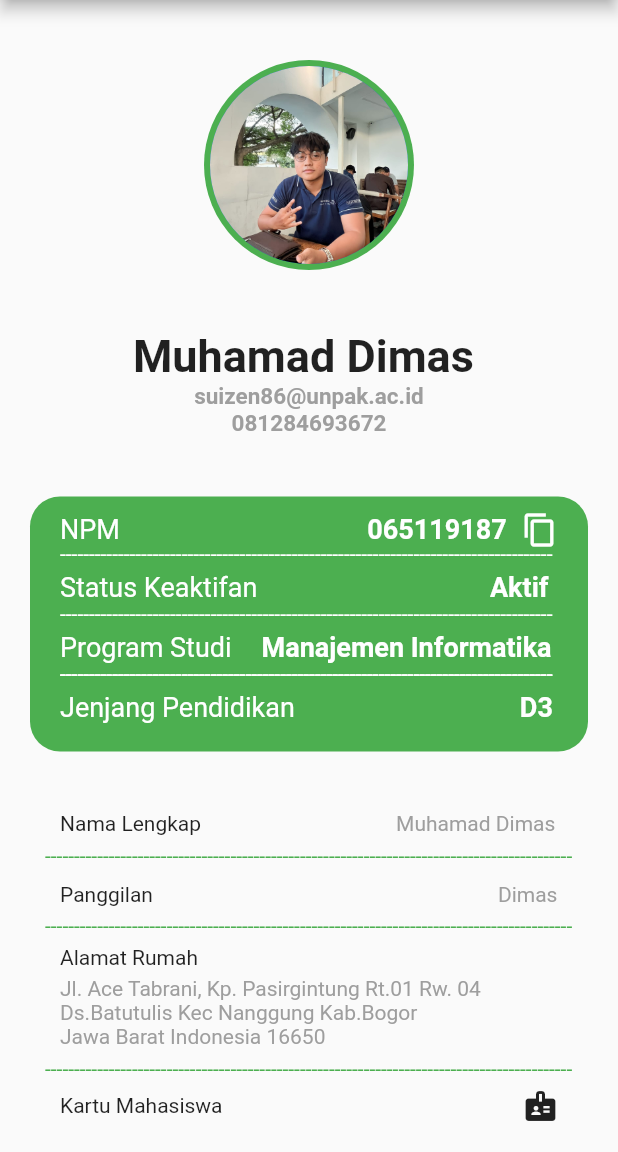
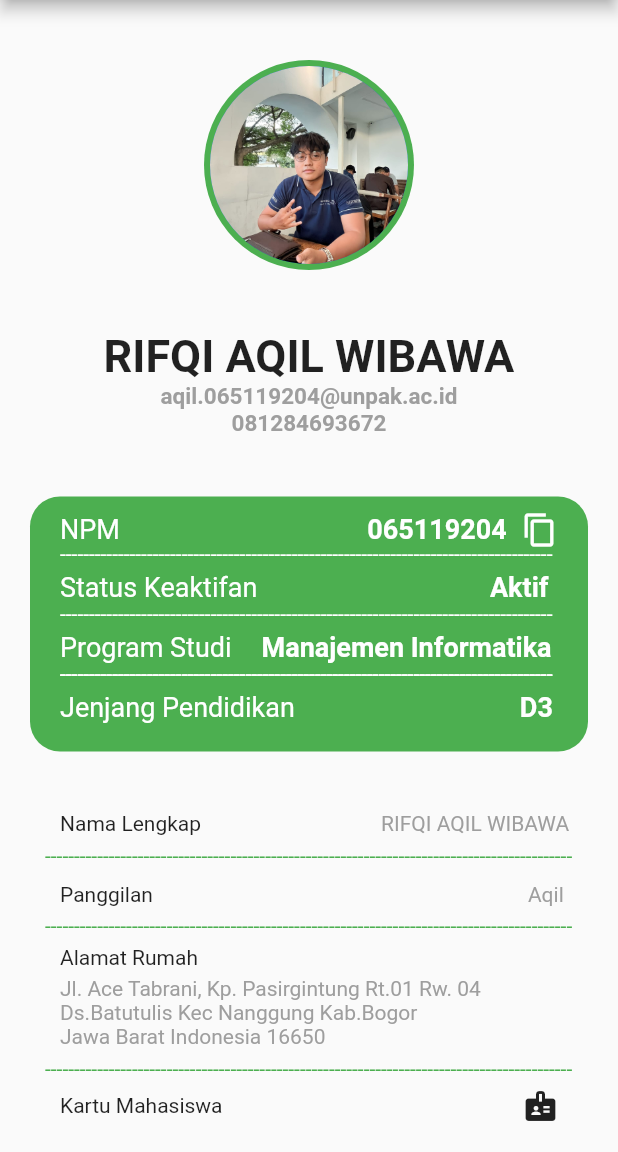
Before and after one commit to suizen86/tugas-aqil, a Flutter app: the ProfilView screen opened by its route, on a phone screen of 412 x 824 dp, the part 84-1236 px from its top. Run offline on Flutter 3.47's test engine with Material 2 defaults, Android fonts, the phone set to English and light mode, and no system bars; our stand-ins replace get.

Commit message:
menambahkan ss

```diff
--- a/lib/app/modules/profil/views/profil_view.dart
+++ b/lib/app/modules/profil/views/profil_view.dart
@@ -49,7 +49,7 @@ class ProfilView extends GetView<ProfilController> {
             ),
             Center(
               child: Text(
-                'Muhamad Dimas ',
+                'RIFQI AQIL WIBAWA',
                 style: TextStyle(
                   fontWeight: FontWeight.bold,
                   fontSize: 30,
@@ -58,7 +58,7 @@ class ProfilView extends GetView<ProfilController> {
             ),
             Center(
               child: Text(
-                'suizen86@unpak.ac.id',
+                'aqil.065119204@unpak.ac.id',
                 style: TextStyle(
                     fontWeight: FontWeight.bold,
                     fontSize: 15,
@@ -100,7 +100,7 @@ class ProfilView extends GetView<ProfilController> {
                         Container(
                           padding: EdgeInsets.only(left: 165, top: 10),
                           child: Text(
-                            '065119187',
+                            '065119204',
                             style: TextStyle(
                                 color: Colors.white,
                                 fontSize: 18,
@@ -234,9 +234,9 @@ class ProfilView extends GetView<ProfilController> {
                       child: Text('Nama Lengkap'),
                     ),
                     Container(
-                      padding: EdgeInsets.only(left: 130),
+                      padding: EdgeInsets.only(left: 120),
                       child: Text(
-                        'Muhamad Dimas',
+                        'RIFQI AQIL WIBAWA',
                         style: TextStyle(color: Colors.grey),
                       ),
                     ),
@@ -266,9 +266,9 @@ class ProfilView extends GetView<ProfilController> {
                       child: Text('Panggilan'),
                     ),
                     Container(
-                      padding: EdgeInsets.only(left: 230),
+                      padding: EdgeInsets.only(left: 250),
                       child: Text(
-                        'Dimas',
+                        'Aqil',
                         style: TextStyle(color: Colors.grey),
                       ),
                     ),
```
Also changed, not shown: SS1.jpeg (added), SS2.jpeg (added), SS3.jpeg (added).
